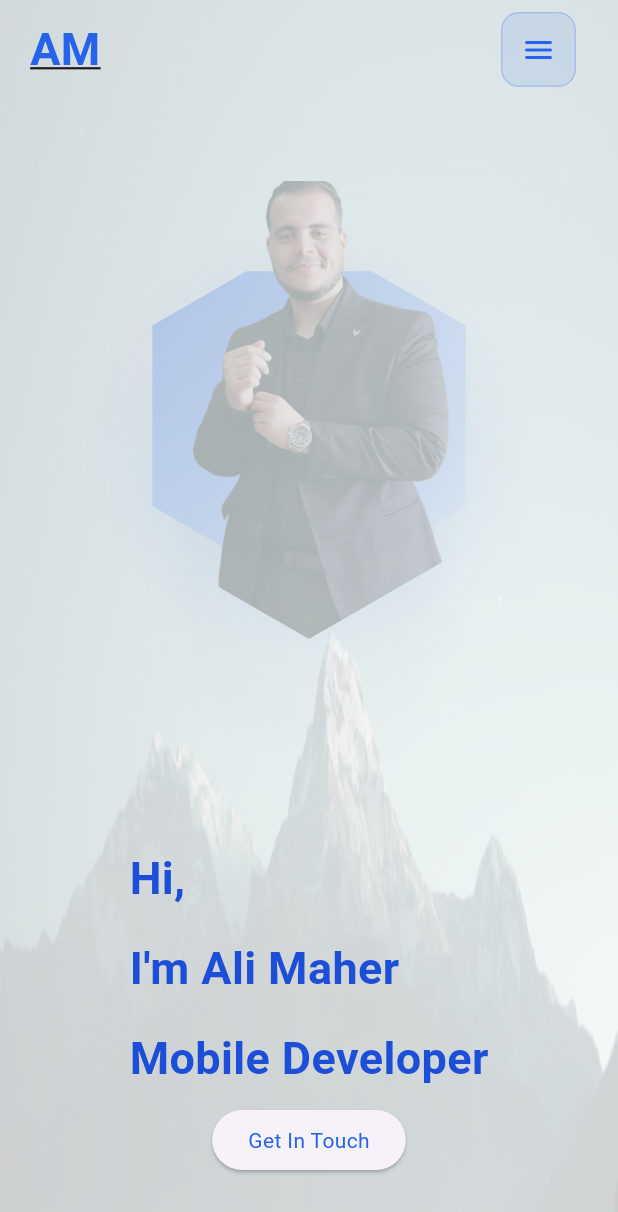
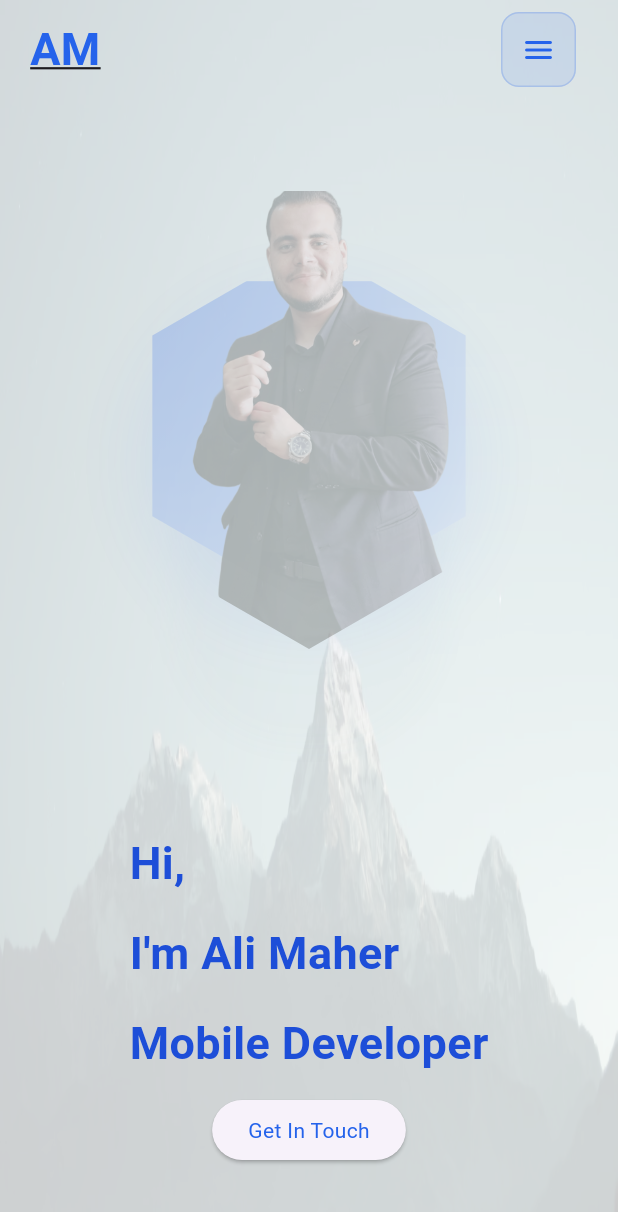
Before and after one commit to ALi-Maher-Mohamed/my-portfolio, a Flutter app: the screen it shows after launch, on a phone screen of 412 x 824 dp. Shown: the top 1212 px of the screen. Run offline on Flutter 3.47's test engine with Material 3 defaults, Android fonts, the phone set to English and light mode, and no system bars; drawn by our look-alikes of scroll_to_index; our stand-ins replace flutter_animate, font_awesome_flutter, visibility_detector.

Commit message:
solve main mobile  render flex

```diff
--- a/lib/presentation/widgets/main_mobile.dart
+++ b/lib/presentation/widgets/main_mobile.dart
@@ -22,12 +22,11 @@ class MainMobile extends StatelessWidget {
         height: screenHeight,
         constraints: const BoxConstraints(minHeight: 560),
         child: Column(
-          mainAxisAlignment: MainAxisAlignment.start,
+          mainAxisAlignment: MainAxisAlignment.spaceEvenly,
           crossAxisAlignment: CrossAxisAlignment.center,
           children: [
             const SizedBox(height: 20),
             const HexagonAnimatedImage(), // Assumes it handles its own theming
-            const SizedBox(height: 20),
             Text(
               "Hi,\nI'm Ali Maher\nMobile Developer",
               style: TextStyle(
@@ -58,6 +57,7 @@ class MainMobile extends StatelessWidget {
                         : Colors.white), // Dark mode text style
               ),
             ),
+            const SizedBox(height: 40),
           ],
         ),
       ),
```
Also changed, not shown: lib/presentation/widgets/web/main_web.dart (+6 -1 lines).
